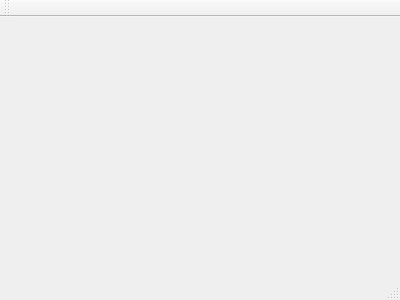
The window that mainwindow.ui (SuperFun99/QtPNG) describes before a commit, drawn with Qt 5.
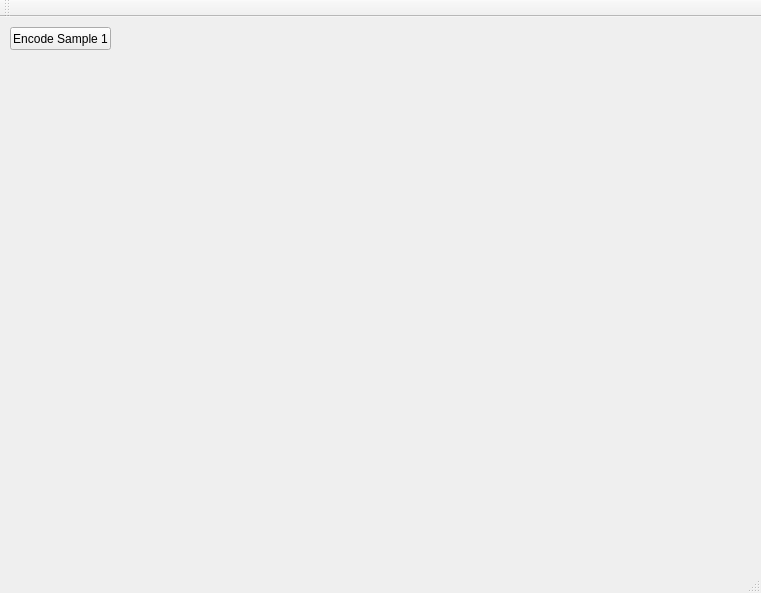
The same window after the commit.

Diff of the .ui file:
```diff
--- a/mainwindow.ui
+++ b/mainwindow.ui
@@ -1,24 +1,53 @@
 <ui version="4.0">
  <class>MainWindow</class>
- <widget class="QMainWindow" name="MainWindow" >
-  <property name="geometry" >
+ <widget class="QMainWindow" name="MainWindow">
+  <property name="geometry">
    <rect>
     <x>0</x>
     <y>0</y>
-    <width>400</width>
-    <height>300</height>
+    <width>761</width>
+    <height>593</height>
    </rect>
   </property>
   <property name="windowTitle" >
    <string>MainWindow</string>
   </property>
-  <widget class="QMenuBar" name="menuBar" />
-  <widget class="QToolBar" name="mainToolBar" />
-  <widget class="QWidget" name="centralWidget" />
-  <widget class="QStatusBar" name="statusBar" />
+  <widget class="QWidget" name="centralWidget">
+   <widget class="QPushButton" name="encodeButton">
+    <property name="geometry">
+     <rect>
+      <x>10</x>
+      <y>10</y>
+      <width>101</width>
+      <height>23</height>
+     </rect>
+    </property>
+    <property name="text">
+     <string>Encode Sample 1</string>
+    </property>
+   </widget>
+  </widget>
+  <widget class="QMenuBar" name="menuBar">
+   <property name="geometry">
+    <rect>
+     <x>0</x>
+     <y>0</y>
+     <width>761</width>
+     <height>21</height>
+    </rect>
+   </property>
+  </widget>
+  <widget class="QToolBar" name="mainToolBar">
+   <attribute name="toolBarArea">
+    <enum>TopToolBarArea</enum>
+   </attribute>
+   <attribute name="toolBarBreak">
+    <bool>false</bool>
+   </attribute>
+  </widget>
+  <widget class="QStatusBar" name="statusBar"/>
  </widget>
- <layoutDefault spacing="6" margin="11" />
- <pixmapfunction></pixmapfunction>
+ <layoutdefault spacing="6" margin="11"/>
  <resources/>
  <connections/>
 </ui>
```
Left out of the diff: 3 changed lines with no effect on the pictures.
